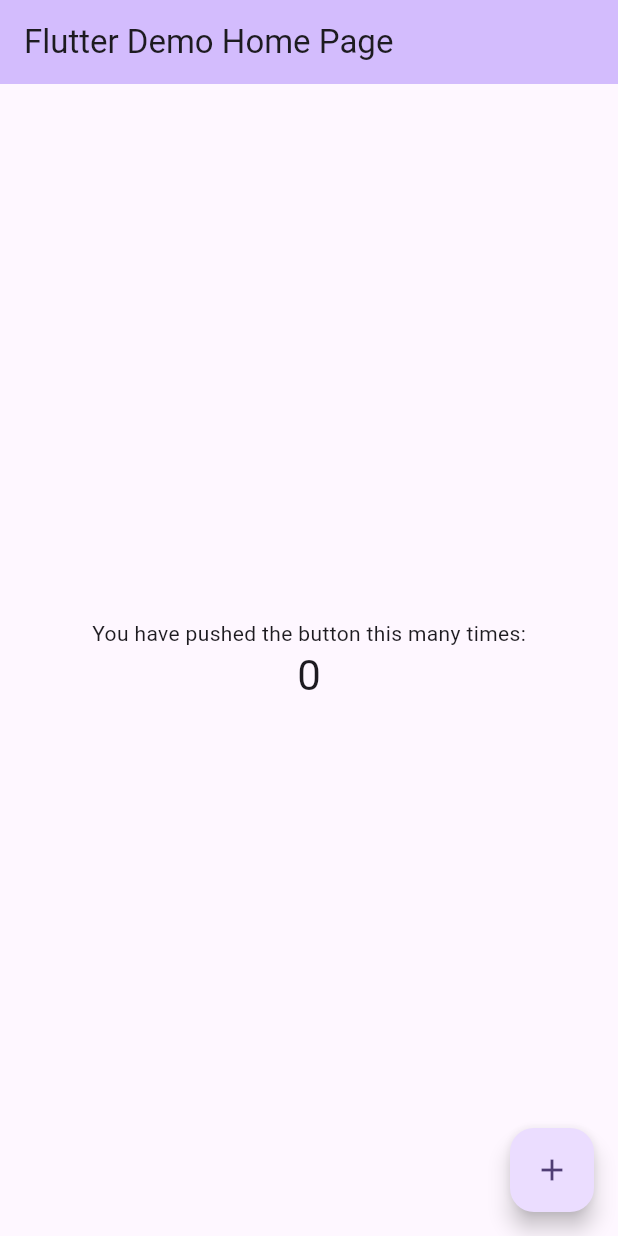
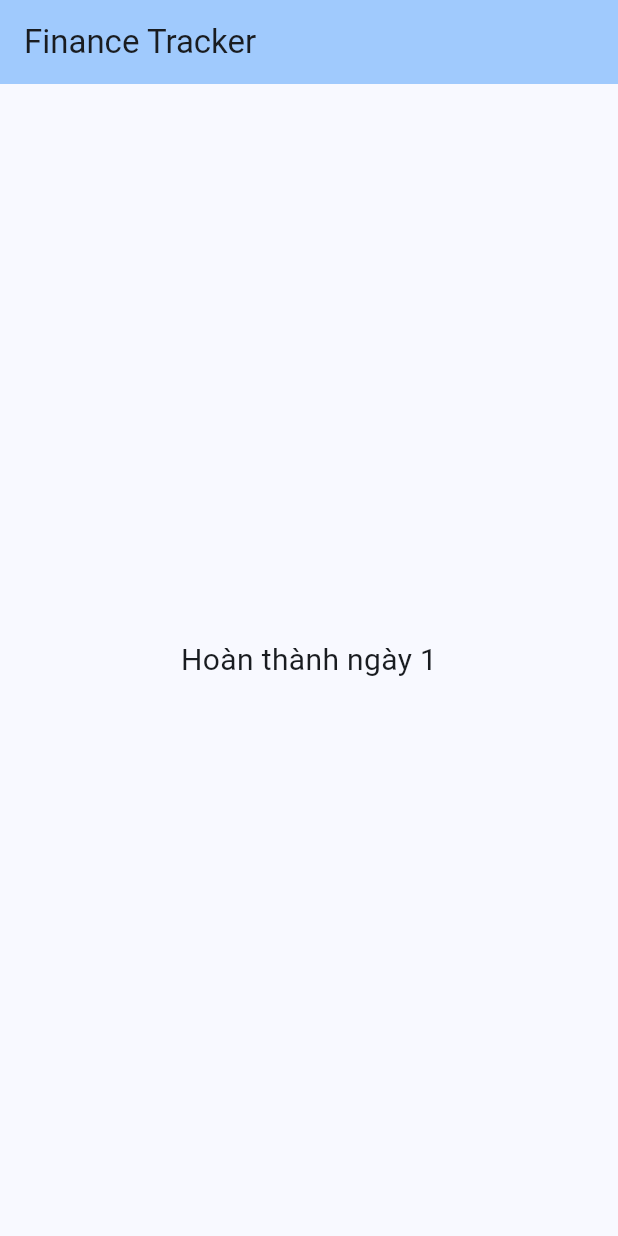
Before and after one commit to anhtuspham/MOSA, a Flutter app: the screen it shows after launch, on a phone screen of 412 x 824 dp. Run offline on Flutter 3.47's test engine with Material 3 defaults, Android fonts, the phone set to English and light mode, and no system bars.

Commit message:
Add initial project structure with constants, models, services, and UI components

```diff
--- a/lib/main.dart
+++ b/lib/main.dart
@@ -1,4 +1,8 @@
+import 'package:flutter/cupertino.dart';
 import 'package:flutter/material.dart';
+import 'package:mosa/providers/transaction_provider.dart';
+import 'package:mosa/screens/home_screen.dart';
+import 'package:provider/provider.dart';
 
 void main() {
   runApp(const MyApp());
@@ -7,116 +11,19 @@ void main() {
 class MyApp extends StatelessWidget {
   const MyApp({super.key});
 
-  // This widget is the root of your application.
   @override
   Widget build(BuildContext context) {
-    return MaterialApp(
-      title: 'Flutter Demo',
-      theme: ThemeData(
-        // This is the theme of your application.
-        //
-        // TRY THIS: Try running your application with "flutter run". You'll see
-        // the application has a purple toolbar. Then, without quitting the app,
-        // try changing the seedColor in the colorScheme below to Colors.green
-        // and then invoke "hot reload" (save your changes or press the "hot
-        // reload" button in a Flutter-supported IDE, or press "r" if you used
-        // the command line to start the app).
-        //
-        // Notice that the counter didn't reset back to zero; the application
-        // state is not lost during the reload. To reset the state, use hot
-        // restart instead.
-        //
-        // This works for code too, not just values: Most code changes can be
-        // tested with just a hot reload.
-        colorScheme: ColorScheme.fromSeed(seedColor: Colors.deepPurple),
+    return ChangeNotifierProvider(
+      create: (_) => TransactionProvider(),
+      child: MaterialApp(
+        title: 'Finance Tracker',
+        debugShowCheckedModeBanner: false,
+        theme: ThemeData(
+          colorScheme: ColorScheme.fromSeed(seedColor: Colors.blue),
+          useMaterial3: true,
+        ),
+        home: const HomeScreen(),
       ),
-      home: const MyHomePage(title: 'Flutter Demo Home Page'),
     );
   }
 }
-
-class MyHomePage extends StatefulWidget {
-  const MyHomePage({super.key, required this.title});
-
-  // This widget is the home page of your application. It is stateful, meaning
-  // that it has a State object (defined below) that contains fields that affect
-  // how it looks.
-
-  // This class is the configuration for the state. It holds the values (in this
-  // case the title) provided by the parent (in this case the App widget) and
-  // used by the build method of the State. Fields in a Widget subclass are
-  // always marked "final".
-
-  final String title;
-
-  @override
-  State<MyHomePage> createState() => _MyHomePageState();
-}
-
-class _MyHomePageState extends State<MyHomePage> {
-  int _counter = 0;
-
-  void _incrementCounter() {
-    setState(() {
-      // This call to setState tells the Flutter framework that something has
-      // changed in this State, which causes it to rerun the build method below
-      // so that the display can reflect the updated values. If we changed
-      // _counter without calling setState(), then the build method would not be
-      // called again, and so nothing would appear to happen.
-      _counter++;
-    });
-  }
-
-  @override
-  Widget build(BuildContext context) {
-    // This method is rerun every time setState is called, for instance as done
-    // by the _incrementCounter method above.
-    //
-    // The Flutter framework has been optimized to make rerunning build methods
-    // fast, so that you can just rebuild anything that needs updating rather
-    // than having to individually change instances of widgets.
-    return Scaffold(
-      appBar: AppBar(
-        // TRY THIS: Try changing the color here to a specific color (to
-        // Colors.amber, perhaps?) and trigger a hot reload to see the AppBar
-        // change color while the other colors stay the same.
-        backgroundColor: Theme.of(context).colorScheme.inversePrimary,
-        // Here we take the value from the MyHomePage object that was created by
-        // the App.build method, and use it to set our appbar title.
-        title: Text(widget.title),
-      ),
-      body: Center(
-        // Center is a layout widget. It takes a single child and positions it
-        // in the middle of the parent.
-        child: Column(
-          // Column is also a layout widget. It takes a list of children and
-          // arranges them vertically. By default, it sizes itself to fit its
-          // children horizontally, and tries to be as tall as its parent.
-          //
-          // Column has various properties to control how it sizes itself and
-          // how it positions its children. Here we use mainAxisAlignment to
-          // center the children vertically; the main axis here is the vertical
-          // axis because Columns are vertical (the cross axis would be
-          // horizontal).
-          //
-          // TRY THIS: Invoke "debug painting" (choose the "Toggle Debug Paint"
-          // action in the IDE, or press "p" in the console), to see the
-          // wireframe for each widget.
-          mainAxisAlignment: MainAxisAlignment.center,
-          children: <Widget>[
-            const Text('You have pushed the button this many times:'),
-            Text(
-              '$_counter',
-              style: Theme.of(context).textTheme.headlineMedium,
-            ),
-          ],
-        ),
-      ),
-      floatingActionButton: FloatingActionButton(
-        onPressed: _incrementCounter,
-        tooltip: 'Increment',
-        child: const Icon(Icons.add),
-      ), // This trailing comma makes auto-formatting nicer for build methods.
-    );
-  }
-}
--- /dev/null
+++ b/lib/models/transaction.dart
@@ -0,0 +1,67 @@
+class TransactionModel {
+  final int? id;
+  final String title;
+  final double amount;
+  final DateTime date;
+  final String type; // income or outcome
+  final String category;
+  final String? note;
+
+  TransactionModel({
+    this.id,
+    required this.title,
+    required this.amount,
+    required this.date,
+    required this.type,
+    required this.category,
+    this.note,
+  });
+
+  factory TransactionModel.fromMap(Map<String, dynamic> map) {
+    return TransactionModel(
+      id: map['id'] as int?,
+      title: map['tittle'],
+      amount: map['amount'],
+      date: DateTime.parse(map['date'] as String),
+      type: map['type'],
+      category: map['category'],
+    );
+  }
+
+  Map<String, dynamic> toMap(){
+    return {
+      'id': id,
+      'title': title,
+      'amount': amount,
+      'date': date.toIso8601String(),
+      'type': type,
+      'category': category,
+      'note': note,
+    };
+  }
+
+  TransactionModel copyWith({
+    int? id,
+    String? title,
+    double? amount,
+    String? category,
+    DateTime? date,
+    String? type,
+    String? note,
+  }) {
+    return TransactionModel(
+      id: id ?? this.id,
+      title: title ?? this.title,
+      amount: amount ?? this.amount,
+      category: category ?? this.category,
+      date: date ?? this.date,
+      type: type ?? this.type,
+      note: note ?? this.note,
+    );
+  }
+
+  @override
+  String toString(){
+    return 'Transaction(id: $id, title: $title, amount: $amount, date: $date, type: $type, category: $category, note: $note)';
+  }
+}
--- /dev/null
+++ b/lib/providers/transaction_provider.dart
@@ -0,0 +1,39 @@
+import 'package:flutter/material.dart';
+import 'package:mosa/services/database_service.dart';
+
+import '../models/transaction.dart';
+
+class TransactionProvider extends ChangeNotifier {
+  final DatabaseService databaseService = DatabaseService();
+
+  List<TransactionModel> _transactions = [];
+
+  List<TransactionModel> get transactions => _transactions;
+
+  bool _isLoading = false;
+
+  bool get isLoading => _isLoading;
+
+  double get totalIncome {
+    return _transactions
+        .where((transaction) => transaction.type == 'income')
+        .fold(0, (previousValue, element) => previousValue + element.amount);
+  }
+
+  double get totalExpense {
+    return _transactions
+        .where((transaction) => transaction.type == 'outcome')
+        .fold(0, (previousValue, element) => previousValue + element.amount);
+  }
+
+  double get balance => totalIncome - totalExpense;
+
+  // CRUD
+  Future<void> loadTransaction() async{}
+
+  Future<void> addTransaction(TransactionModel transaction) async{}
+
+  Future<void> updateTransaction(TransactionModel transaction) async{}
+
+  Future<void> deleteTransaction(int id) async{}
+}
--- /dev/null
+++ b/lib/screens/home_screen.dart
@@ -0,0 +1,27 @@
+import 'package:flutter/cupertino.dart';
+import 'package:flutter/material.dart';
+
+class HomeScreen extends StatefulWidget {
+  const HomeScreen({super.key});
+
+  @override
+  State<HomeScreen> createState() => _HomeScreenState();
+}
+
+class _HomeScreenState extends State<HomeScreen> {
+  @override
+  Widget build(BuildContext context) {
+    return Scaffold(
+        appBar: AppBar(
+          title: Text('Finance Tracker'),
+          backgroundColor: Theme
+              .of(context)
+              .colorScheme
+              .inversePrimary,
+        ),
+        body: const Center(
+          child: Text('Hoàn thành ngày 1', style: TextStyle(fontSize: 20),),
+        )
+    );
+  }
+}
--- /dev/null
+++ b/lib/services/database_service.dart
@@ -0,0 +1,3 @@
+class DatabaseService {
+
+}
```
Also changed, not shown: lib/utils/constants.dart (added, +60 -0 lines), lib/utils/helpers.dart (added, +45 -0 lines).
